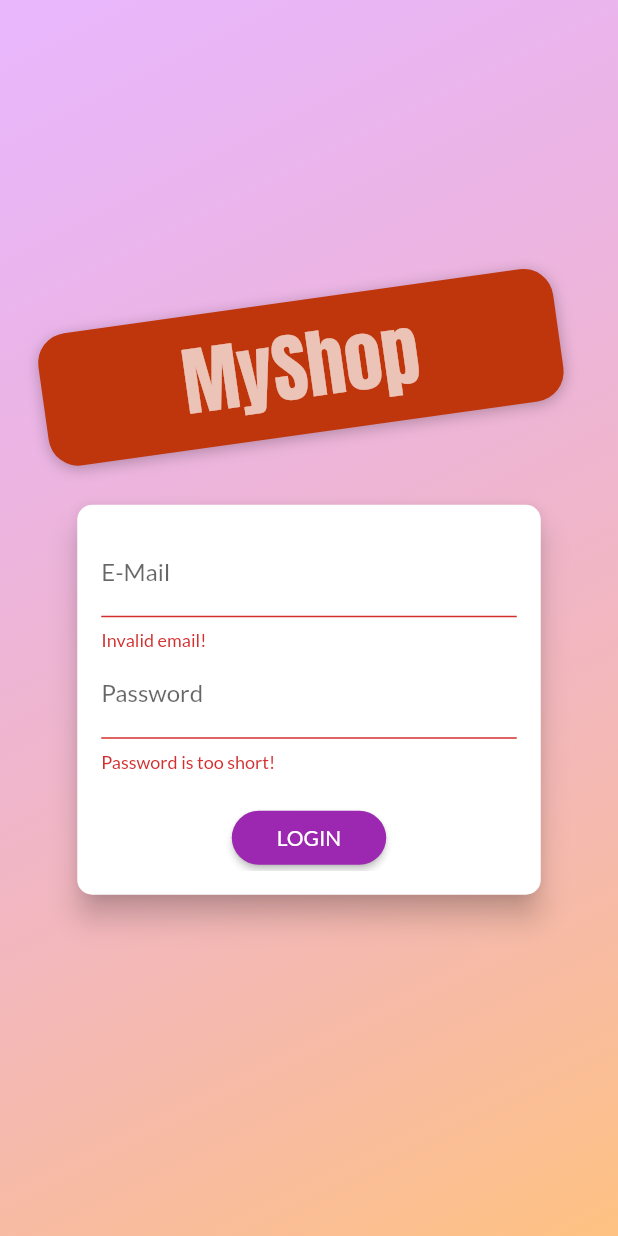
After one commit to iyidaclem/myshop-, a Flutter app: the screen it shows after launch, after a tap on "LOGIN", on a phone screen of 412 x 824 dp. The commit adds this screen. Run offline on Flutter 3.47's test engine with Material 2 defaults, Android fonts, the phone set to English and light mode, and no system bars; network calls fail.

Commit message:
Login and logout fully implemented

```diff
--- a/lib/main.dart
+++ b/lib/main.dart
@@ -2,6 +2,8 @@
 import 'package:provider/provider.dart';
 
 import './screens/products_overview_screen.dart';
+import '../providers/auth.dart';
+import '../screens/auth_screen.dart';
 import '../screens/edit_product_screen.dart';
 import '../screens/cart_screen.dart';
 import './screens/product_detail_screen.dart';
@@ -19,16 +21,22 @@
     return MultiProvider(
       providers: [
         ChangeNotifierProvider(
-          create: (ctx)=>Products(),
+          create: (ctx) => Auth(),
+        ),
+        ChangeNotifierProxyProvider<Auth,Products>(
+          update: (ctx, auth,previousProducts) => Products(previousProducts==null?[]:previousProducts.items,auth.token),
+          create: (ctx) => Products([]),
         ),
         ChangeNotifierProvider(
-          create: (ctx)=>Cart(),
+          create: (ctx) => Cart(),
         ),
-        ChangeNotifierProvider(
-          create: (ctx)=>Orders(),
+        ChangeNotifierProxyProvider<Auth,Orders>(
+          update: (ctx,auth,previousOrders)=>Orders(previousOrders==null?[]:previousOrders.orders,auth.token),
+          create: (ctx) => Orders([]),
         )
       ],
-      child: MaterialApp(
+      child: Consumer<Auth>(
+        builder: (ctx, auth, _) => MaterialApp(
             debugShowCheckedModeBanner: false,
             title: 'MyShop',
             theme: ThemeData(
@@ -36,15 +44,15 @@
               accentColor: Colors.deepOrange,
               fontFamily: 'Lato',
             ),
-          home: ProductsOverviewScreen(),
+            home:auth.isAuth ?ProductsOverviewScreen() : AuthScreen(),
             routes: {
               ProductDetailScreen.routeName: (ctx) => ProductDetailScreen(),
-            CartScreen.routName: (ctx)=>CartScreen(),
-            OrdersScreen.routeName:  (ctx)=>OrdersScreen(),
-            UserProductsScreen.routeName: (ctx)=>UserProductsScreen(),
-            EditProductScreen.routeName: (ctx)=>EditProductScreen(),
-
+              CartScreen.routName: (ctx) => CartScreen(),
+              OrdersScreen.routeName: (ctx) => OrdersScreen(),
+              UserProductsScreen.routeName: (ctx) => UserProductsScreen(),
+              EditProductScreen.routeName: (ctx) => EditProductScreen(),
             }),
+      ),
     );
   }
 }
--- /dev/null
+++ b/lib/models/http_exception.dart
@@ -0,0 +1,11 @@
+class HttpException implements Exception{
+
+  final String message;
+  HttpException(this.message);
+
+  @override
+  String toString(){
+    return message;
+  }
+
+}
--- /dev/null
+++ b/lib/providers/auth.dart
@@ -0,0 +1,75 @@
+import "package:flutter/material.dart";
+import "package:http/http.dart" as http;
+import "dart:convert";
+import "dart:async";
+
+import '../models/http_exception.dart';
+
+class Auth with ChangeNotifier {
+  late String _token;
+  DateTime _expiryDate = DateTime.now().subtract(Duration(days: 360));
+  late String _userId ="";
+  late Timer _authTimer;
+
+  bool get isAuth {
+    return token != "";
+  }
+
+  String get token {
+    // ignore: unnecessary_null_comparison
+    if (_expiryDate != null &&
+        _expiryDate.isAfter(DateTime.now()) &&
+        _token != "") {
+      return _token;
+    }
+    return "";
+  }
+
+  Future<void> _authenticate(
+      String email, String password, String urlSegement) async {
+    final url = Uri.parse(
+        "https://identitytoolkit.googleapis.com/v1/accounts:$urlSegement?key=AIzaSyBHe-0Hrw9I2z-9r5pFYuekOMugmlALbSo");
+
+    try {
+      final response = await http.post(url,
+          body: json.encode({
+            "email": email,
+            "password": password,
+            "returnSecureToken": true
+          }));
+
+      final responseData = json.decode(response.body);
+      if (responseData["error"] != null) {
+        throw HttpException(responseData['error']["message"]);
+      }
+
+      _token = responseData['idToken'];
+      _userId = responseData['localId'];
+      _expiryDate = DateTime.now()
+          .add(Duration(seconds: int.parse(responseData['expiresIn'])));
+
+      notifyListeners();
+    } catch (error) {
+      throw error;
+    }
+  }
+
+  Future<void> signup(String email, String password) async {
+    return _authenticate(email, password, "signUp");
+  }
+
+  Future<void> login(String email, String password) async {
+    return _authenticate(email, password, "signInWithPassword");
+  }
+
+  Future<void> logout() async {
+    _token = "";
+    _userId = "";
+    _expiryDate.subtract(Duration(days: 360));
+
+
+    notifyListeners();
+  }
+
+
+}
--- a/lib/providers/orders.dart
+++ b/lib/providers/orders.dart
@@ -20,6 +20,9 @@
 
 class Orders with ChangeNotifier {
   List<OrderItem> _orders = [];
+  final String? authToken;
+
+  Orders(this._orders,[this.authToken]);
 
   List<OrderItem> get orders {
     return [..._orders];
@@ -27,7 +30,7 @@
 
   Future<void> fetchAndSetOrders() async {
     final url = Uri.parse(
-        "https://my-shop-13d8d-default-rtdb.firebaseio.com/orders.json");
+        "https://my-shop-13d8d-default-rtdb.firebaseio.com/orders.json?auth=$authToken");
     final response = await http.get(url);
     final List<OrderItem> loadedOrders = [];
     final extractedData = json.decode(response.body) as Map<String, dynamic>;
--- a/lib/providers/product.dart
+++ b/lib/providers/product.dart
@@ -19,13 +19,13 @@
     this.isFavorite = false,
   });
 
-  Future<void> toggleFavoriteStatus() async {
+  Future<void> toggleFavoriteStatus(String authToken) async {
     final oldStatus = isFavorite;
     isFavorite = !isFavorite;
     notifyListeners();
 
     final url = Uri.parse(
-        "https://my-shop-13d8d-default-rtdb.firebaseio.com/products/$id.json");
+        "https://my-shop-13d8d-default-rtdb.firebaseio.com/products/$id.json?auth=$authToken");
 
     try {
       final respose = await http.patch(url,
--- /dev/null
+++ b/lib/screens/auth_screen.dart
@@ -0,0 +1,270 @@
+import 'dart:math';
+import 'package:flutter/material.dart';
+import 'package:provider/provider.dart';
+
+import 'package:myshop/providers/auth.dart';
+import '../models/http_exception.dart';
+
+enum AuthMode { Signup, Login }
+
+class AuthScreen extends StatelessWidget {
+  static const routeName = '/auth';
+
+  @override
+  Widget build(BuildContext context) {
+    final deviceSize = MediaQuery.of(context).size;
+    // final transformConfig = Matrix4.rotationZ(-8 * pi / 180);
+    // transformConfig.translate(-10.0);
+    return Scaffold(
+      // resizeToAvoidBottomInset: false,
+      body: Stack(
+        children: <Widget>[
+          Container(
+            decoration: BoxDecoration(
+              gradient: LinearGradient(
+                colors: [
+                  Color.fromRGBO(215, 117, 255, 1).withOpacity(0.5),
+                  Color.fromRGBO(255, 188, 117, 1).withOpacity(0.9),
+                ],
+                begin: Alignment.topLeft,
+                end: Alignment.bottomRight,
+                stops: [0, 1],
+              ),
+            ),
+          ),
+          SingleChildScrollView(
+            child: Container(
+              height: deviceSize.height,
+              width: deviceSize.width,
+              child: Column(
+                mainAxisAlignment: MainAxisAlignment.center,
+                crossAxisAlignment: CrossAxisAlignment.center,
+                children: <Widget>[
+                  Flexible(
+                    child: Container(
+                      margin: EdgeInsets.only(bottom: 20.0),
+                      padding:
+                          EdgeInsets.symmetric(vertical: 8.0, horizontal: 94.0),
+                      transform: Matrix4.rotationZ(-8 * pi / 180)
+                        ..translate(-10.0),
+                      // ..translate(-10.0),
+                      decoration: BoxDecoration(
+                        borderRadius: BorderRadius.circular(20),
+                        color: Colors.deepOrange.shade900,
+                        boxShadow: [
+                          BoxShadow(
+                            blurRadius: 8,
+                            color: Colors.black26,
+                            offset: Offset(0, 2),
+                          )
+                        ],
+                      ),
+                      child: Text(
+                        'MyShop',
+                        style: TextStyle(
+                          color: Theme.of(context)
+                              .accentTextTheme
+                              .headline1!
+                              .color,
+                          fontSize: 50,
+                          fontFamily: 'Anton',
+                          fontWeight: FontWeight.normal,
+                        ),
+                      ),
+                    ),
+                  ),
+                  Flexible(
+                    flex: deviceSize.width > 600 ? 2 : 1,
+                    child: AuthCard(),
+                  ),
+                ],
+              ),
+            ),
+          ),
+        ],
+      ),
+    );
+  }
+}
+
+class AuthCard extends StatefulWidget {
+  const AuthCard({
+    Key? key,
+  }) : super(key: key);
+
+  @override
+  _AuthCardState createState() => _AuthCardState();
+}
+
+class _AuthCardState extends State<AuthCard> {
+  final GlobalKey<FormState> _formKey = GlobalKey();
+  AuthMode _authMode = AuthMode.Login;
+  Map<String, String> _authData = {
+    'email': '',
+    'password': '',
+  };
+  var _isLoading = false;
+  final _passwordController = TextEditingController();
+
+  void _showErrorDialog(String message) {
+    showDialog(
+        context: context,
+        builder: (ctx) => AlertDialog(
+              title: Text("Error occured"),
+              content: Text(message),
+              actions: [
+                TextButton(
+                    onPressed: () {
+                      Navigator.of(ctx).pop();
+                    },
+                    child: Text("Okay"))
+              ],
+            ));
+  }
+
+  void _submit() async {
+    if (!_formKey.currentState!.validate()) {
+      // Invalid!
+      return;
+    }
+    _formKey.currentState!.save();
+    setState(() {
+      _isLoading = true;
+    });
+    try {
+      if (_authMode == AuthMode.Login) {
+        // Log user in
+        await Provider.of<Auth>(context, listen: false).login(
+            _authData["email"].toString(), _authData["password"].toString());
+      } else {
+        // Sign user up
+        await Provider.of<Auth>(context, listen: false).signup(
+            _authData["email"].toString(), _authData["password"].toString());
+      }
+    } on HttpException catch (error) {
+      var errorMessage = "Authentication failed";
+      if (error.toString().contains("EMAIL_EXISTS")) {
+        errorMessage = "This email address is already in use";
+      } else if (error.toString().contains("INVALID_EMAIL")) {
+        errorMessage = "This is not a valid email address";
+      } else if (error.toString().contains("WEAK_PASSWORD")) {
+        errorMessage = "This password is too weak";
+      } else if (error.toString().contains("EMAIL_NOT_FOUND")) {
+        errorMessage = "Could not find a user with that email";
+      } else if (error.toString().contains("INVALID_PASSWORD")) {
+        errorMessage = "Invalid password";
+      }
+      _showErrorDialog(errorMessage);
+    } catch (error) {
+      const errorMessage = "Couldn't authenticate you. Please try again later.";
+      _showErrorDialog(errorMessage);
+    }
+    setState(() {
+      _isLoading = false;
+    });
+  }
+
+  void _switchAuthMode() {
+    if (_authMode == AuthMode.Login) {
+      setState(() {
+        _authMode = AuthMode.Signup;
+      });
+    } else {
+      setState(() {
+        _authMode = AuthMode.Login;
+      });
+    }
+  }
+
+  @override
+  Widget build(BuildContext context) {
+    final deviceSize = MediaQuery.of(context).size;
+    return Card(
+      shape: RoundedRectangleBorder(
+        borderRadius: BorderRadius.circular(10.0),
+      ),
+      elevation: 8.0,
+      child: Container(
+        height: _authMode == AuthMode.Signup ? 320 : 260,
+        constraints:
+            BoxConstraints(minHeight: _authMode == AuthMode.Signup ? 320 : 260),
+        width: deviceSize.width * 0.75,
+        padding: EdgeInsets.all(16.0),
+        child: Form(
+          key: _formKey,
+          child: SingleChildScrollView(
+            child: Column(
+              children: <Widget>[
+                TextFormField(
+                  decoration: InputDecoration(labelText: 'E-Mail'),
+                  keyboardType: TextInputType.emailAddress,
+                  validator: (value) {
+                    if (value!.isEmpty || !value.contains('@')) {
+                      return 'Invalid email!';
+                    }
+                    return null;
+                  },
+                  onSaved: (value) {
+                    _authData['email'] = value!;
+                  },
+                ),
+                TextFormField(
+                  decoration: InputDecoration(labelText: 'Password'),
+                  obscureText: true,
+                  controller: _passwordController,
+                  validator: (value) {
+                    if (value!.isEmpty || value.length < 5) {
+                      return 'Password is too short!';
+                    }
+                  },
+                  onSaved: (value) {
+                    _authData['password'] = value!;
+                  },
+                ),
+                if (_authMode == AuthMode.Signup)
+                  TextFormField(
+                    enabled: _authMode == AuthMode.Signup,
+                    decoration: InputDecoration(labelText: 'Confirm Password'),
+                    obscureText: true,
+                    validator: _authMode == AuthMode.Signup
+                        ? (value) {
+                            if (value != _passwordController.text) {
+                              return 'Passwords do not match!';
+                            }
+                          }
+                        : null,
+                  ),
+                SizedBox(
+                  height: 20,
+                ),
+                if (_isLoading)
+                  CircularProgressIndicator()
+                else
+                  RaisedButton(
+                    child:
+                        Text(_authMode == AuthMode.Login ? 'LOGIN' : 'SIGN UP'),
+                    onPressed: _submit,
+                    shape: RoundedRectangleBorder(
+                      borderRadius: BorderRadius.circular(30),
+                    ),
+                    padding:
+                        EdgeInsets.symmetric(horizontal: 30.0, vertical: 8.0),
+                    color: Theme.of(context).primaryColor,
+                    textColor: Theme.of(context).primaryTextTheme.button?.color,
+                  ),
+                FlatButton(
+                  child: Text(
+                      '${_authMode == AuthMode.Login ? 'SIGNUP' : 'LOGIN'} INSTEAD'),
+                  onPressed: _switchAuthMode,
+                  padding: EdgeInsets.symmetric(horizontal: 30.0, vertical: 4),
+                  materialTapTargetSize: MaterialTapTargetSize.shrinkWrap,
+                  textColor: Theme.of(context).primaryColor,
+                ),
+              ],
+            ),
+          ),
+        ),
+      ),
+    );
+  }
+}
--- a/lib/widgets/product_item.dart
+++ b/lib/widgets/product_item.dart
@@ -2,6 +2,7 @@
 import 'package:provider/provider.dart';
 
 import '../screens/product_detail_screen.dart';
+import '../providers/auth.dart';
 import '../providers/product.dart';
 import '../providers/cart.dart';
 
@@ -16,6 +17,7 @@
   Widget build(BuildContext context) {
     final product = Provider.of<Product>(context, listen: false);
     final cart = Provider.of<Cart>(context, listen: false);
+    final authData = Provider.of<Auth>(context, listen: false).token;
     return ClipRRect(
       borderRadius: BorderRadius.circular(10),
       child: GridTile(
@@ -40,7 +42,7 @@
               ),
               color: Theme.of(context).accentColor,
               onPressed: () {
-                product.toggleFavoriteStatus();
+                product.toggleFavoriteStatus(authData);
               },
             ),
           ),
```
Also changed, not shown: lib/providers/products.dart (+17 -13 lines), lib/roadmap.dart (+57 -3 lines), lib/widgets/app_drawer.dart (+12 -0 lines). Lines whose indentation alone changed are shown as unchanged.
